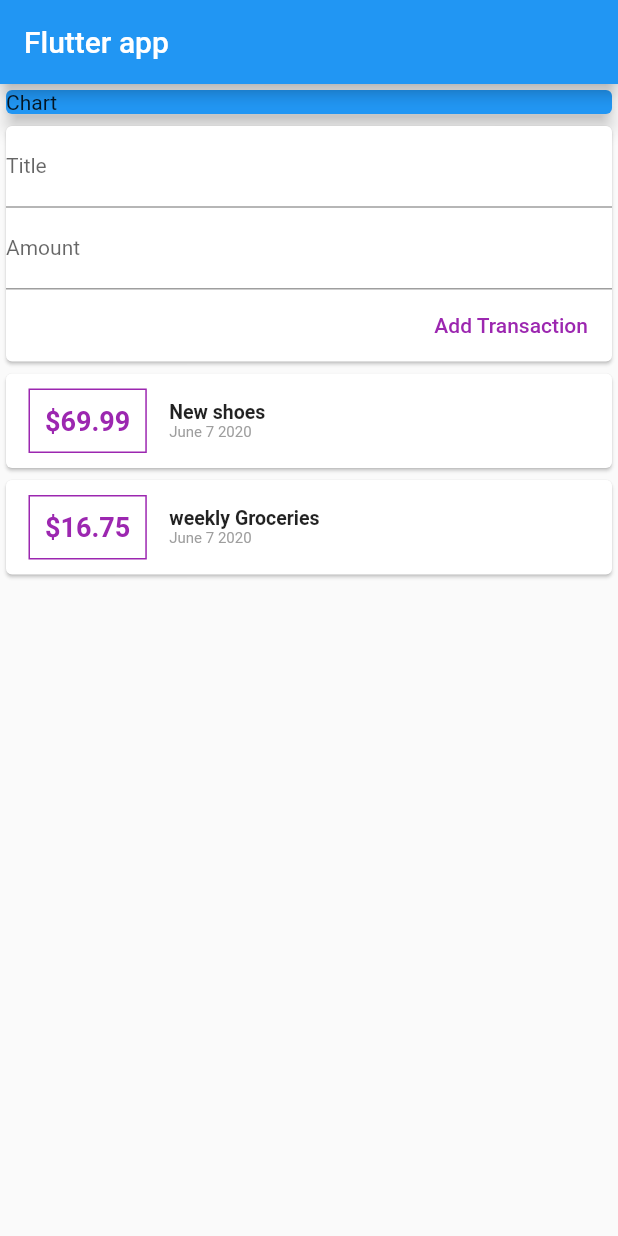
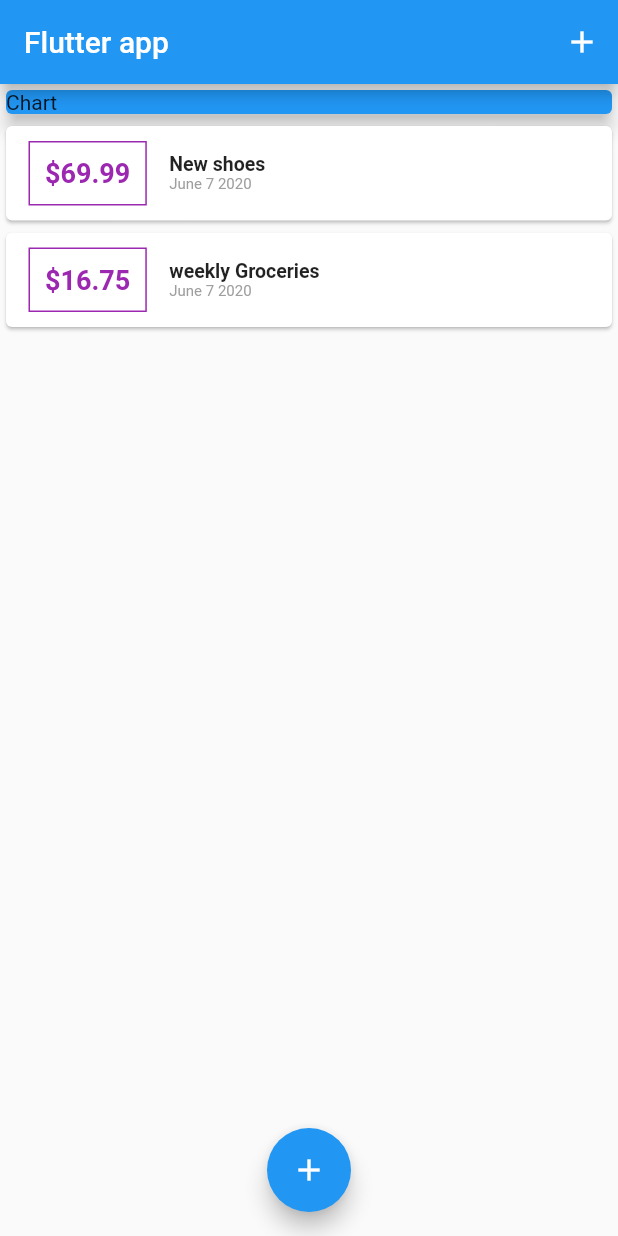
Before and after one commit to Adona12/Expense_Planner, a Flutter app: the screen it shows after launch, on a phone screen of 412 x 824 dp. Run offline on Flutter 3.47's test engine with Material 2 defaults, Android fonts, the phone set to English and light mode, and no system bars; missing offline and left inert: dart:ffi.

Commit message:
changed the NewTransaction widget to stateful and added the bottom sheet modal and also added the list view using the builder constructor

```diff
--- a/lib/main.dart
+++ b/lib/main.dart
@@ -1,9 +1,8 @@
-
-import './widgets/user_transactions.dart';
-import 'package:flutter/cupertino.dart';
+import 'package:expense_planner/widgets/transaction_list.dart';
 import 'package:flutter/material.dart';
 
 import './model/transaction.dart';
+import './widgets/new_transactions.dart';
 
 void main() => runApp(MyApp());
 
@@ -17,14 +16,58 @@ class MyApp extends StatelessWidget {
   }
 }
 
-class MyHomePage extends StatelessWidget {
+class MyHomePage extends StatefulWidget {
+  @override
+  _MyHomePageState createState() => _MyHomePageState();
+}
+
+class _MyHomePageState extends State<MyHomePage> {
+  final List<Transaction> _userTransactions = [
+    Transaction(
+        id: "t1", amount: 69.99, title: "New shoes", date: DateTime.now()),
+    Transaction(
+        id: "t2",
+        amount: 16.75,
+        title: "weekly Groceries",
+        date: DateTime.now()),
+  ];
+
+  void _addTransaction(String txTitle, double txAmount) {
+    final newTransaction = Transaction(
+        title: txTitle,
+        date: DateTime.now(),
+        amount: txAmount,
+        id: DateTime.now().toString());
+    setState(() {
+      _userTransactions.add(newTransaction);
+    });
+  }
+
+  void startAddNewTransaction(BuildContext ctx) {
+    showModalBottomSheet(
+        context: ctx,
+        builder: (_) {
+          return GestureDetector( onTap: (){},
+            child: NewTransaction(_addTransaction),
+            behavior: HitTestBehavior.opaque,
+          );
+        });
+  }
+
   @override
   Widget build(BuildContext context) {
     return Scaffold(
       appBar: AppBar(
         title: Text("Flutter app"),
+        actions: <Widget>[
+          IconButton(
+            icon: Icon(Icons.add),
+            onPressed: () => startAddNewTransaction(context),
           ),
-      body: Column(
+        ],
+      ),
+      body: SingleChildScrollView(
+        child: Column(
           crossAxisAlignment: CrossAxisAlignment.stretch,
           children: <Widget>[
             Container(
@@ -36,9 +79,14 @@ class MyHomePage extends StatelessWidget {
                 ),
               ),
             ),
-
-         UserTranasactions(),
+            TransactionList(_userTransactions)
           ],
+        ),
+      ),
+      floatingActionButtonLocation: FloatingActionButtonLocation.centerFloat,
+      floatingActionButton: FloatingActionButton(
+        child: Icon(Icons.add),
+        onPressed: () => startAddNewTransaction(context),
       ),
     );
   }
--- a/lib/widgets/transaction_list.dart
+++ b/lib/widgets/transaction_list.dart
@@ -1,22 +1,24 @@
 import '../model/transaction.dart';
 import 'package:flutter/material.dart';
 
-
-
-class TransactionList extends StatelessWidget{
+class TransactionList extends StatelessWidget {
   final List<Transaction> transactions;
   TransactionList(this.transactions);
 
   @override
   Widget build(BuildContext context) {
-    return Column(
-      children: transactions.map((transaction) {
+    return Container(
+        height: 300,
+        child: ListView.builder(
+
+          itemCount: transactions.length,
+          itemBuilder: (ctx, index) {
             return Card(
               child: Row(
                 children: <Widget>[
                   Container(
                     child: Text(
-                  '\$${transaction.amount}',
+                      '\$${transactions[index].amount}',
                       style: TextStyle(
                         color: Colors.purple,
                         fontWeight: FontWeight.bold,
@@ -38,7 +40,7 @@ TransactionList(this.transactions);
                     crossAxisAlignment: CrossAxisAlignment.start,
                     children: <Widget>[
                       Text(
-                    transaction.title,
+                        transactions[index].title,
                         style: TextStyle(
                           fontWeight: FontWeight.bold,
                           fontSize: 13,
@@ -56,7 +58,7 @@ TransactionList(this.transactions);
                 ],
               ),
             );
-      }).toList(),
-    );
+          },
+        ));
   }
 }
--- a/lib/widgets/user_transactions.dart
+++ /dev/null
@@ -1,29 +0,0 @@
-import 'package:flutter/material.dart';
-
-import '../model/transaction.dart';
-import './new_transactions.dart';
-import './transaction_list.dart';
-
-class UserTranasactions extends StatefulWidget {
-  @override
-  _UserTranasactionsState createState() => _UserTranasactionsState();
-}
-
-class _UserTranasactionsState extends State<UserTranasactions> {
-  final List<Transaction> _userTransactions = [
-    Transaction(
-        id: "t1", amount: 69.99, title: "New shoes", date: DateTime.now()),
-    Transaction(
-        id: "t2",
-        amount: 16.75,
-        title: "weekly Groceries",
-        date: DateTime.now()),
-  ];
-  @override
-  Widget build(BuildContext context) {
-    return Column(children: <Widget>[
-      NewTransaction(),
-      TransactionList(_userTransactions),
-    ],);
-  }
-}
```
Also changed, not shown: lib/widgets/new_transactions.dart (+26 -5 lines). Lines whose indentation alone changed are shown as unchanged.
